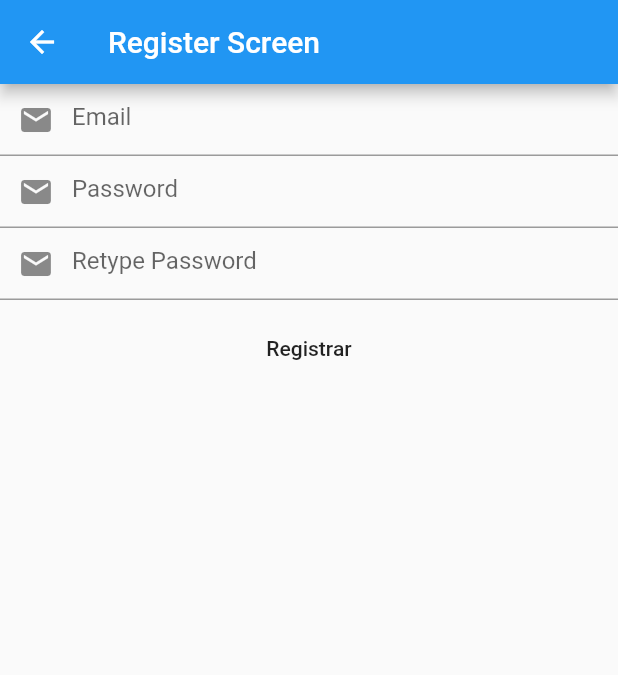
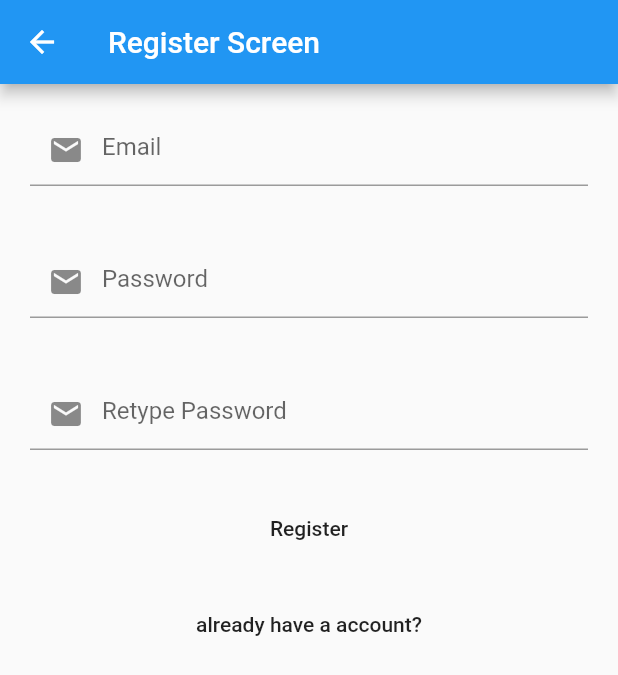
Before and after one commit to kiraitami/task-manager, a Flutter app: the Register_Screen screen opened directly, on a phone screen of 412 x 824 dp. Shown: the top 675 px of the screen. Run offline on Flutter 3.47's test engine with Material 2 defaults, Android fonts, the phone set to English and light mode, and no system bars; our stand-ins replace firebase_auth; accounts and stored records are empty.

Commit message:
Matheus #3 - Register Screen - layout update

```diff
--- a/lib/screens/register_screen.dart
+++ b/lib/screens/register_screen.dart
@@ -21,7 +21,12 @@ class _Register_ScreenState extends State<Register_Screen> {
       body: Form (
         child: Column(
         children: <Widget>[
-          TextFormField(
+
+          Padding(
+            padding: EdgeInsets.all(20.0),
+            child: Align(
+              alignment: Alignment.center,
+              child: TextFormField(
                 decoration: InputDecoration(
                     hintText: 'Email',
                     prefixIcon: Icon(Icons.email)
@@ -31,8 +36,14 @@ class _Register_ScreenState extends State<Register_Screen> {
                   if(text.isEmpty) return 'Insert your email';
                 },
               ),
+            ),
+          ),
 
-          TextFormField(
+          Padding(
+            padding: EdgeInsets.all(20.0),
+            child: Align(
+              alignment: Alignment.center,
+              child: TextFormField(
                 decoration: InputDecoration(
                     hintText: 'Password',
                     prefixIcon: Icon(Icons.email)
@@ -45,8 +56,14 @@ class _Register_ScreenState extends State<Register_Screen> {
                   if(text.isEmpty) return 'password';
                 },
               ),
+            ),
+          ),
 
-          TextFormField(
+          Padding(
+            padding: EdgeInsets.all(20.0),
+            child: Align(
+              alignment: Alignment.center,
+              child: TextFormField(
                 decoration: InputDecoration(
                     hintText: 'Retype Password',
                     prefixIcon: Icon(Icons.email)
@@ -57,6 +74,8 @@ class _Register_ScreenState extends State<Register_Screen> {
                   if(_password != text) return 'Passwords doesn\'t match.' ;
                 },
               ),
+            )
+          ),
 
           Padding (
             padding: EdgeInsets.all(8.0),
@@ -64,12 +83,26 @@ class _Register_ScreenState extends State<Register_Screen> {
               alignment: Alignment.center,
               child: FlatButton(
                 child: Text(
-                  'Registrar'
+                  'Register'
+                ),
+                onPressed: (){},
+              ),
+            ),
+          ),
+
+          Padding (
+            padding: EdgeInsets.all(8.0),
+            child: Align(
+              alignment: Alignment.center,
+              child: FlatButton(
+                child: Text(
+                  'already have a account?'
                 ),
                 onPressed: (){},
               ),
             ),
           )
+
         ],
         ),
       )
```
Lines whose indentation alone changed are shown as unchanged.
